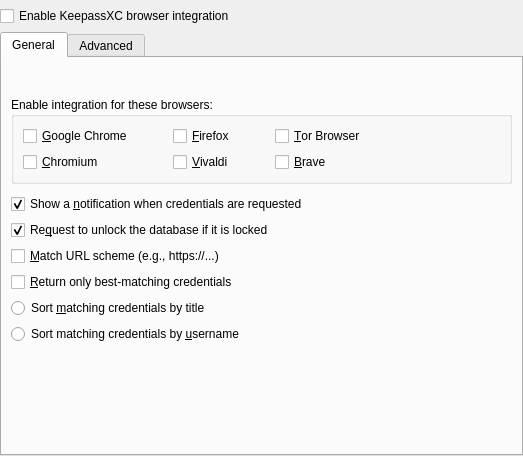
keepassxreboot/keepassxc, file src/browser/BrowserOptionDialog.ui: the form before one commit.
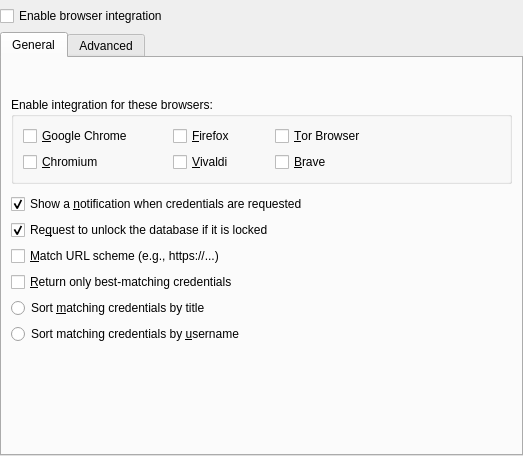
The form after the commit. Custom widgets are drawn as their Qt base class.

Commit message: simplify wording of enabling browser integration

```diff
--- a/src/browser/BrowserOptionDialog.ui
+++ b/src/browser/BrowserOptionDialog.ui
@@ -35,7 +35,7 @@
       <string>This is required for accessing your databases with KeePassXC-Browser</string>
      </property>
      <property name="text">
-      <string>Enable KeepassXC browser integration</string>
+      <string>Enable browser integration</string>
      </property>
     </widget>
    </item>
```
